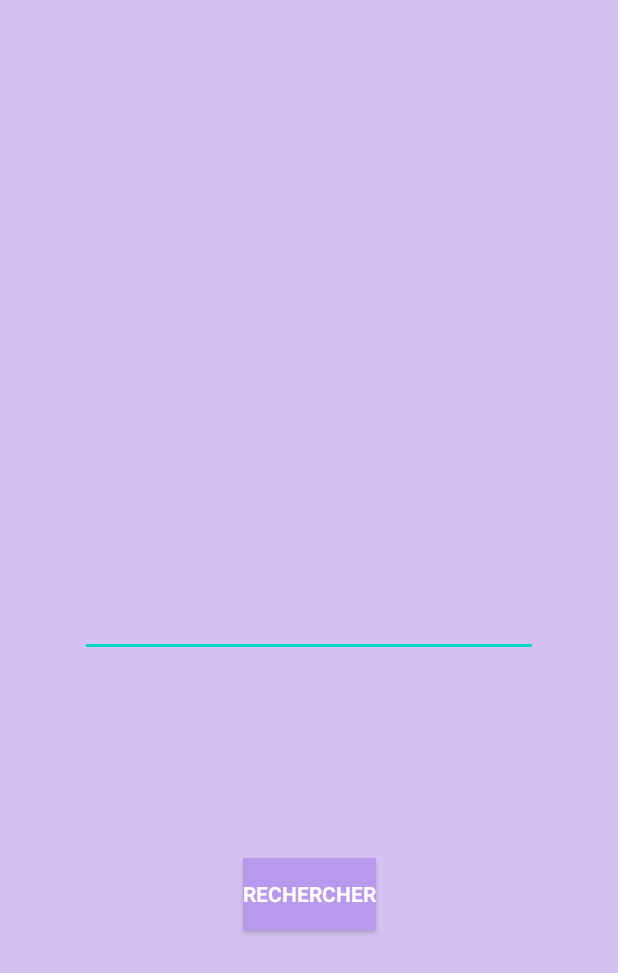
After one commit to anaisdbs/ProjetApp, an Android app: the layout menu_recherche.xml on its own in the app's theme, with its tools: preview values and no code run, on a phone screen of 412 x 824 dp. The commit adds this screen. Shown: the top 973 px of the screen. Run offline under Robolectric (Android 15) with nearby library versions, the phone set to English and light mode, and no system bars.

Commit message:
Affichage liste avec les infos de l'api grâce à un code entré manuellement dans le main.

```diff
--- a/app/build.gradle
+++ b/app/build.gradle
@@ -34,4 +34,7 @@ dependencies {
 
     implementation "androidx.recyclerview:recyclerview:1.1.0"
 
+    implementation 'com.squareup.retrofit2:retrofit:2.6.0'
+    implementation 'com.squareup.retrofit2:converter-gson:2.6.0'
+
 }
--- a/app/src/main/AndroidManifest.xml
+++ b/app/src/main/AndroidManifest.xml
@@ -1,6 +1,7 @@
 <?xml version="1.0" encoding="utf-8"?>
 <manifest xmlns:android="http://schemas.android.com/apk/res/android"
     package="com.example.app">
+    <uses-permission android:name="android.permission.INTERNET" />
 
     <application
         android:allowBackup="true"
--- /dev/null
+++ b/app/src/main/res/layout/menu_recherche.xml
@@ -0,0 +1,38 @@
+<?xml version="1.0" encoding="utf-8"?>
+<androidx.constraintlayout.widget.ConstraintLayout xmlns:android="http://schemas.android.com/apk/res/android"
+    xmlns:app="http://schemas.android.com/apk/res-auto"
+    xmlns:tools="http://schemas.android.com/tools"
+    android:layout_width="match_parent"
+    android:layout_height="match_parent"
+    android:background="#D4C3F1">
+
+    <EditText
+        android:id="@+id/mon_code_barre"
+        android:layout_width="305dp"
+        android:layout_height="51dp"
+        android:layout_marginStart="40dp"
+        android:layout_marginEnd="40dp"
+        android:inputType="number"
+        android:textColor="#A982E9"
+        app:layout_constraintBottom_toBottomOf="parent"
+        app:layout_constraintEnd_toEndOf="parent"
+        app:layout_constraintStart_toStartOf="parent"
+        app:layout_constraintTop_toTopOf="parent" />
+
+    <Button
+        android:id="@+id/button_recherche"
+        android:layout_width="wrap_content"
+        android:layout_height="wrap_content"
+        android:layout_marginBottom="70dp"
+        android:background="#B899ED"
+        android:fontFamily="sans-serif"
+        android:text="@string/button_rechercher"
+        android:textAlignment="center"
+        android:textColor="#FFFFFF"
+        android:textStyle="bold"
+        app:layout_constraintBottom_toBottomOf="parent"
+        app:layout_constraintEnd_toEndOf="parent"
+        app:layout_constraintStart_toStartOf="parent"
+        app:layout_constraintTop_toBottomOf="@+id/mon_code_barre" />
+
+</androidx.constraintlayout.widget.ConstraintLayout>
--- a/app/src/main/res/values/strings.xml
+++ b/app/src/main/res/values/strings.xml
@@ -1,3 +1,4 @@
 <resources>
     <string name="app_name">App</string>
+    <string name="button_rechercher">RECHERCHER</string>
 </resources>
```
Also changed, not shown: app/src/main/java/com/example/app/FoodApi.java (added, +14 -0 lines), app/src/main/java/com/example/app/Ingredients.java (added, +11 -0 lines), app/src/main/java/com/example/app/ListAdapter.java (+6 -6 lines), app/src/main/java/com/example/app/MainActivity.java (+70 -9 lines), app/src/main/java/com/example/app/Product.java (added, +22 -0 lines), app/src/main/java/com/example/app/ResFoodResponse.java (added, +19 -0 lines).
